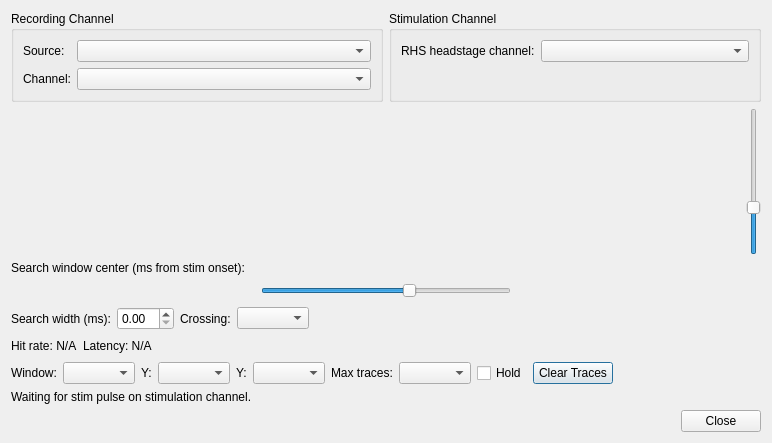
First picture: the form in GUI/Dialogs/antidromicstimulationdialog.ui, repository paulmthompson/Intan-RHX, before the edit.
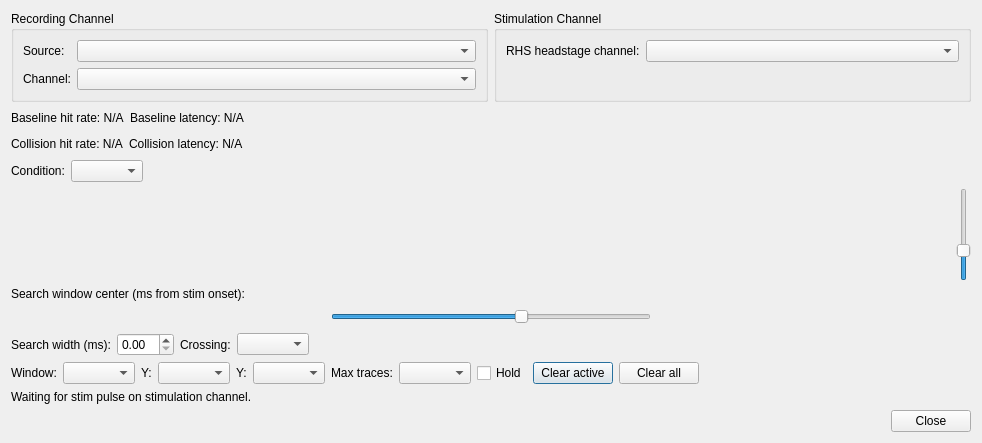
Second picture: the form after the edit.

Commit message: add baseline vs collision

```diff
--- a/GUI/Dialogs/antidromicstimulationdialog.ui
+++ b/GUI/Dialogs/antidromicstimulationdialog.ui
@@ -6,7 +6,7 @@
    <rect>
     <x>0</x>
     <y>0</y>
-    <width>772</width>
+    <width>982</width>
     <height>443</height>
    </rect>
   </property>
@@ -66,6 +66,103 @@
      </item>
     </layout>
    </item>
+   <item>
+    <layout class="QVBoxLayout" name="Condition_select_box">
+     <item>
+      <layout class="QVBoxLayout" name="verticalLayout_2">
+       <item>
+        <layout class="QHBoxLayout" name="statisticsRow_baseline">
+         <item>
+          <widget class="QLabel" name="baselineHitRateLabel">
+           <property name="text">
+            <string>Baseline hit rate: N/A</string>
+           </property>
+          </widget>
+         </item>
+         <item>
+          <widget class="QLabel" name="baselineLatencyStatsLabel">
+           <property name="text">
+            <string>Baseline latency: N/A</string>
+           </property>
+          </widget>
+         </item>
+         <item>
+          <spacer name="statisticsSpacer">
+           <property name="orientation">
+            <enum>Qt::Horizontal</enum>
+           </property>
+           <property name="sizeHint" stdset="0">
+            <size>
+             <width>40</width>
+             <height>20</height>
+            </size>
+           </property>
+          </spacer>
+         </item>
+        </layout>
+       </item>
+       <item>
+        <layout class="QHBoxLayout" name="statisticsRow_collision">
+         <item>
+          <widget class="QLabel" name="collisionHitRateLabel">
+           <property name="text">
+            <string>Collision hit rate: N/A</string>
+           </property>
+          </widget>
+         </item>
+         <item>
+          <widget class="QLabel" name="collisionLatencyStatsLabel">
+           <property name="text">
+            <string>Collision latency: N/A</string>
+           </property>
+          </widget>
+         </item>
+         <item>
+          <spacer name="horizontalSpacer_2">
+           <property name="orientation">
+            <enum>Qt::Horizontal</enum>
+           </property>
+           <property name="sizeHint" stdset="0">
+            <size>
+             <width>40</width>
+             <height>20</height>
+            </size>
+           </property>
+          </spacer>
+         </item>
+        </layout>
+       </item>
+      </layout>
+     </item>
+     <item>
+      <layout class="QHBoxLayout" name="horizontalLayout">
+       <item>
+        <widget class="QLabel" name="comparisonConditionLabel">
+         <property name="text">
+          <string>Condition:</string>
+         </property>
+        </widget>
+       </item>
+       <item>
+        <widget class="QComboBox" name="comparisonConditionComboBox"/>
+       </item>
+       <item>
+        <spacer name="horizontalSpacer">
+         <property name="orientation">
+          <enum>Qt::Horizontal</enum>
+         </property>
+         <property name="sizeHint" stdset="0">
+          <size>
+           <width>40</width>
+           <height>20</height>
+          </size>
+         </property>
+        </spacer>
+       </item>
+      </layout>
+     </item>
+    </layout>
+   </item>
    <item>
     <layout class="QVBoxLayout" name="plot_vertical_layout">
      <item>
@@ -197,37 +294,6 @@
      </item>
     </layout>
    </item>
-   <item>
-    <layout class="QHBoxLayout" name="statisticsRow">
-     <item>
-      <widget class="QLabel" name="hitRateLabel">
-       <property name="text">
-        <string>Hit rate: N/A</string>
-       </property>
-      </widget>
-     </item>
-     <item>
-      <widget class="QLabel" name="latencyStatsLabel">
-       <property name="text">
-        <string>Latency: N/A</string>
-       </property>
-      </widget>
-     </item>
-     <item>
-      <spacer name="statisticsSpacer">
-       <property name="orientation">
-        <enum>Qt::Horizontal</enum>
-       </property>
-       <property name="sizeHint" stdset="0">
-        <size>
-         <width>40</width>
-         <height>20</height>
-        </size>
-       </property>
-      </spacer>
-     </item>
-    </layout>
-   </item>
    <item>
     <layout class="QHBoxLayout" name="traceControlsRow">
      <item>
@@ -280,7 +346,14 @@
      <item>
       <widget class="QPushButton" name="clearTracesButton">
        <property name="text">
-        <string>Clear Traces</string>
+        <string>Clear active</string>
+       </property>
+      </widget>
+     </item>
+     <item>
+      <widget class="QPushButton" name="clearAllTracesButton">
+       <property name="text">
+        <string>Clear all</string>
        </property>
       </widget>
      </item>
```
The commit also changes 6 other files.
